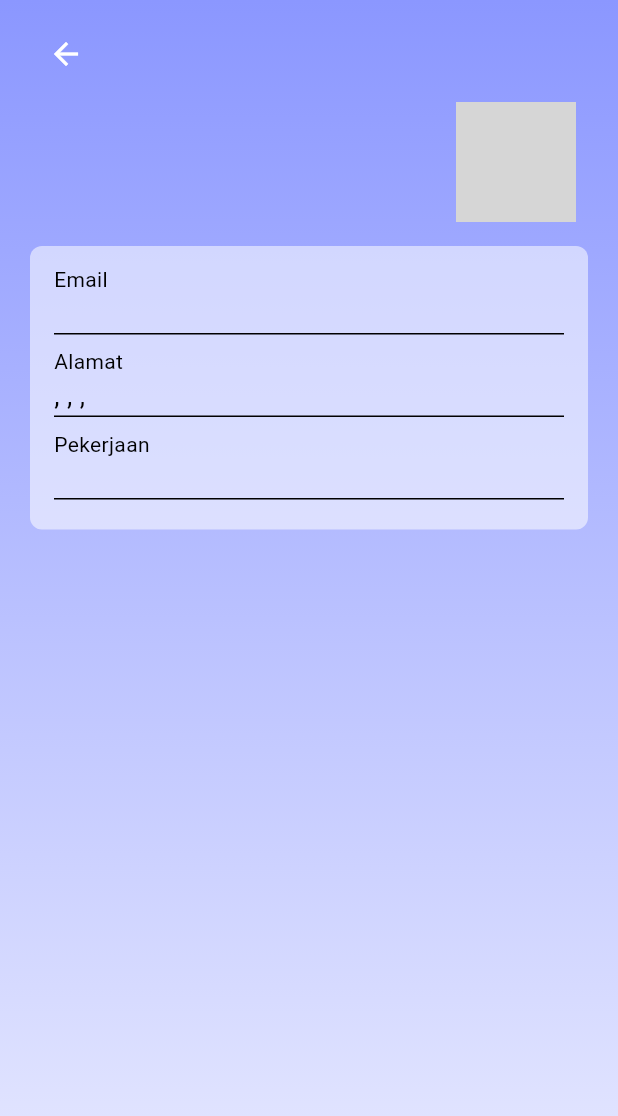
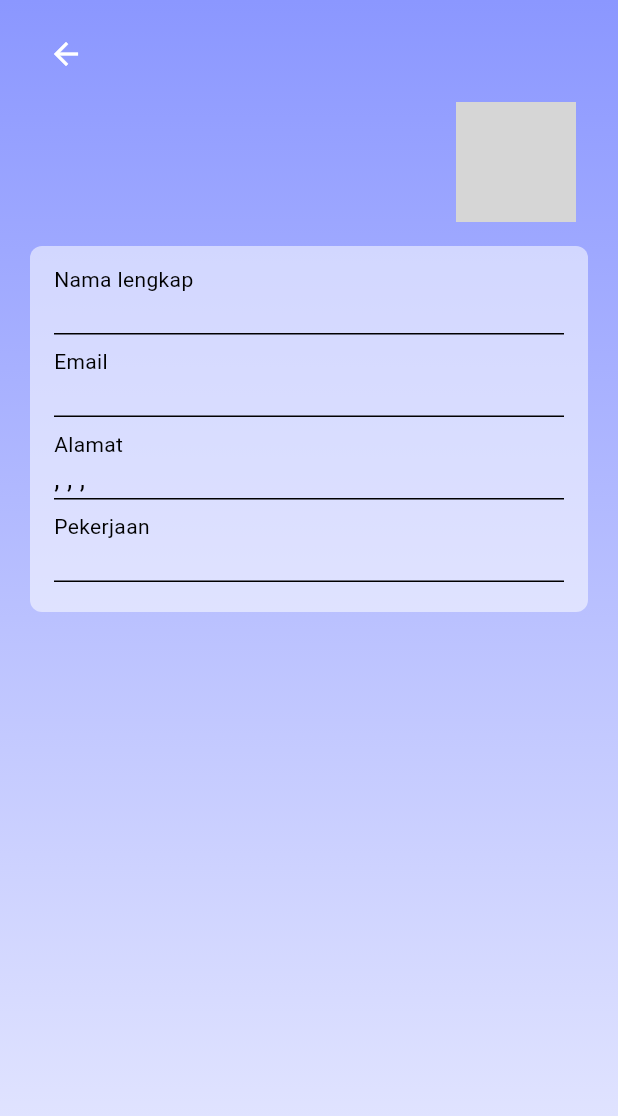
Before and after one commit to omanfathurrahman/e_waste, a Flutter app: the MainLayout screen opened directly, item 5 of the bottom bar chosen, after a tap on "Edit Profile", on a phone screen of 412 x 824 dp. Shown: the top 1116 px of the screen. Run offline on Flutter 3.47's test engine with Material 3 defaults, Android fonts, the light colour scheme and no system bars; our stand-ins replace flutter_svg, image_picker, supabase_flutter; missing offline and left inert: dart:ffi; accounts and stored records are empty; network calls fail; grey boxes are pictures that could not be loaded.

```diff
--- a/lib/screen/profile/detail_profile/detail_profile_screen.dart
+++ b/lib/screen/profile/detail_profile/detail_profile_screen.dart
@@ -3,6 +3,7 @@ import 'package:ewaste/main.dart';
 import 'package:ewaste/screen/main_layout.dart';
 import 'package:ewaste/screen/profile/detail_profile/edit_alamat/edit_alamat.dart';
 import 'package:ewaste/screen/profile/detail_profile/edit_email/edit_email.dart';
+import 'package:ewaste/screen/profile/detail_profile/edit_nama/edit_nama.dart';
 import 'package:flutter/material.dart';
 import 'package:image_picker/image_picker.dart';
 import 'package:supabase_flutter/supabase_flutter.dart';
@@ -232,6 +233,46 @@ class _DetailProfileScreenState extends State<DetailProfileScreen> {
                                   crossAxisAlignment: CrossAxisAlignment.start,
                                   children: [
                                     const Text(
+                                      "Nama lengkap",
+                                      style: TextStyle(
+                                        fontSize: 14,
+                                        color: Colors.black,
+                                      ),
+                                    ),
+                                    GestureDetector(
+                                      onTap: () {
+                                        Navigator.of(context).push(
+                                          MaterialPageRoute(
+                                            builder: (context) =>
+                                                const EditNamaScreen(),
+                                          ),
+                                        );
+                                      },
+                                      child: SizedBox(
+                                        width: double.infinity,
+                                        child: Container(
+                                          decoration: const BoxDecoration(
+                                              border: Border(
+                                                  bottom: BorderSide(
+                                                      color: Colors.black,
+                                                      width: 1))),
+                                          child: Text(
+                                            data['nama_lengkap'],
+                                            style: const TextStyle(
+                                              fontSize: 18,
+                                              color: Colors.black,
+                                            ),
+                                          ),
+                                        ),
+                                      ),
+                                    ),
+                                  ],
+                                ),
+                                const SizedBox(height: 8),
+                                Column(
+                                  crossAxisAlignment: CrossAxisAlignment.start,
+                                  children: [
+                                    const Text(
                                       "Email",
                                       style: TextStyle(
                                         fontSize: 14,
```
Also changed, not shown: lib/screen/buang/daftar_droppoin/detail_buang_droppoin/detail_buang_droppoin.dart (+12 -0 lines), lib/screen/buang/keranjang/keranjang_buang.dart (+7 -7 lines), lib/screen/profile/detail_profile/edit_nama/edit_nama.dart (added, +207 -0 lines).
